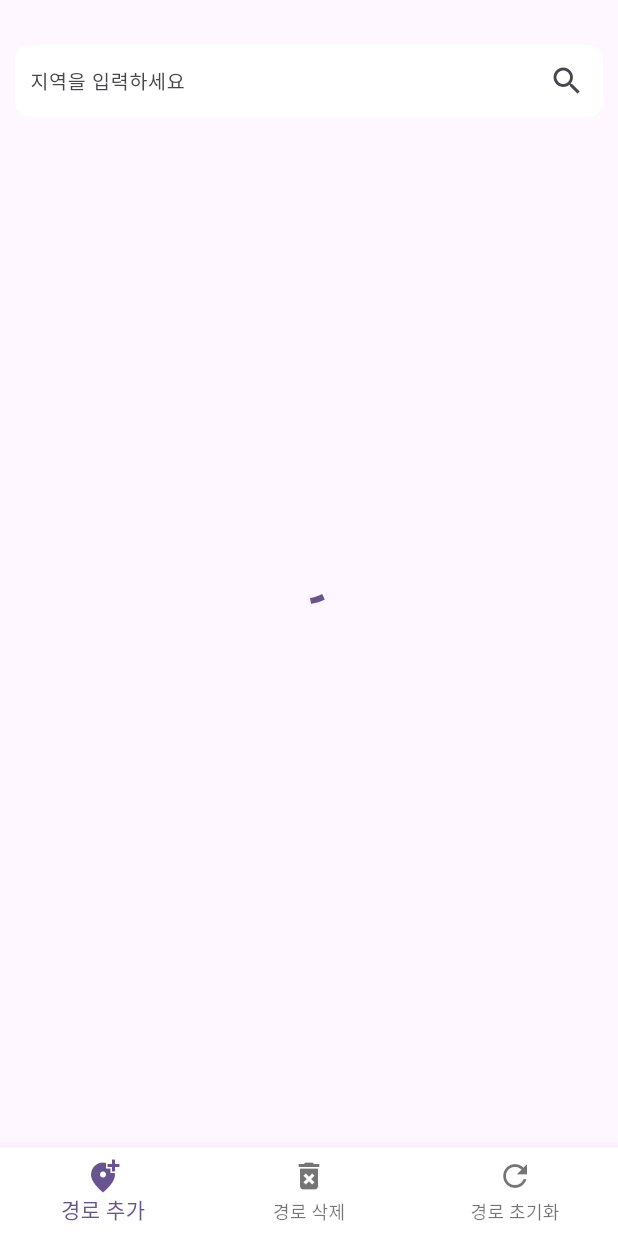
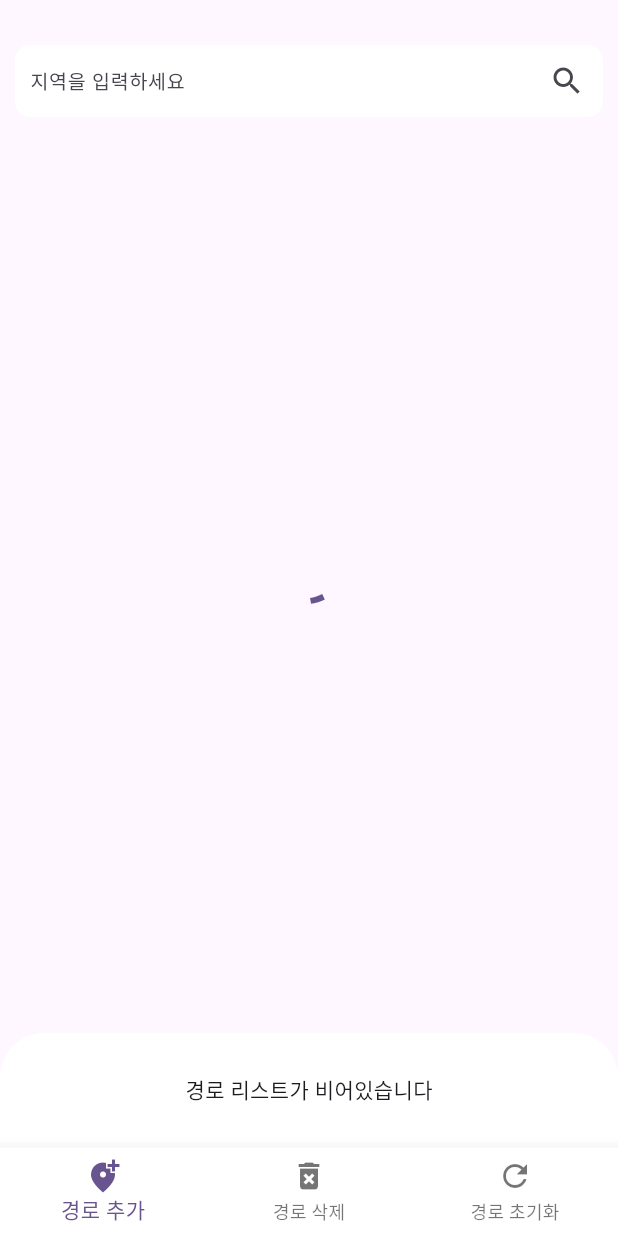
Before and after one commit to GoTripOut/flutter_project, a Flutter app: the screen it shows after launch, on a phone screen of 412 x 824 dp. Run offline on Flutter 3.47's test engine with Material 3 defaults, Android fonts, the phone set to English and light mode, and no system bars; our stand-ins replace flutter_dotenv, geolocator; missing offline and left inert: kakao_map_sdk.

Commit message:
Update MyHomePage.dart

```diff
--- a/lib/screens/MyHomePage.dart
+++ b/lib/screens/MyHomePage.dart
@@ -64,19 +64,21 @@ class _MyHomePageState extends State<MyHomePage> {
   }
 
   // 아래 하단 버튼 눌렀을 때의 동작
-  void _itemTapped(int index) {
+  void _itemTapped(int index) async {
     setState(() {
       selectedIndex = index;
     });
     switch (index) {
       case 0:
-        markerService!.addRoute(recentPosition!);
+          await markerService!.addRoute(recentPosition!);
+          setState(() {}); // UI 갱신
         break;
       case 1:
-        markerService!.deleteRoute();
+          await markerService!.deleteRoute();
+          setState(() {}); // UI 갱신
         break;
       case 2:
-        markerService!.resetRoute();
+        await markerService!.resetRoute();
 
         // 경로를 초기화하였으므로, 최근 위치를 현재 위치로 설정한다.
         recentPosition = myPosition;
@@ -85,6 +87,7 @@ class _MyHomePageState extends State<MyHomePage> {
         mapController!.moveCamera(
           kakao.CameraUpdate.newCenterPosition(myPosition!),
         );
+        setState(() {}); // UI 갱신
         break;
     }
   }
@@ -187,10 +190,39 @@ class _MyHomePageState extends State<MyHomePage> {
                         width: 20,
                         height: 20,
                         child: CircularProgressIndicator(strokeWidth: 2),
-                      ): Icon(Icons.search))
+                      ): Icon(Icons.search)
+                  ),
                 ],
               ),
             ),
+          ),
+          DraggableScrollableSheet( // Poi 리스트를 보여주고 스크롤되는 하단 모달 시트
+              initialChildSize: 0.1,
+              minChildSize: 0.1,
+              maxChildSize: 0.7,
+              builder: (BuildContext context, ScrollController scrollController) {
+                return Container(
+                  decoration: BoxDecoration(
+                    color: Colors.white,
+                    borderRadius: BorderRadius.only(
+                      topLeft: Radius.circular(30),
+                      topRight: Radius.circular(30),
+                    ),
+                  ),
+                  child: (markerService != null && markerService!.pois.isNotEmpty)? ListView.builder(
+                      controller: scrollController,
+                      itemCount: markerService!.pois.length,
+                      itemBuilder: (context, index) {
+                        final poi = markerService!.pois[index];
+                        return ListTile(
+                          title: Text(poi.id),
+                        );
+                      },
+                  ) : Center(
+                    child : Text("경로 리스트가 비어있습니다"),
+                  ),
+                );
+              },
           ),
         ],
       ),
```
